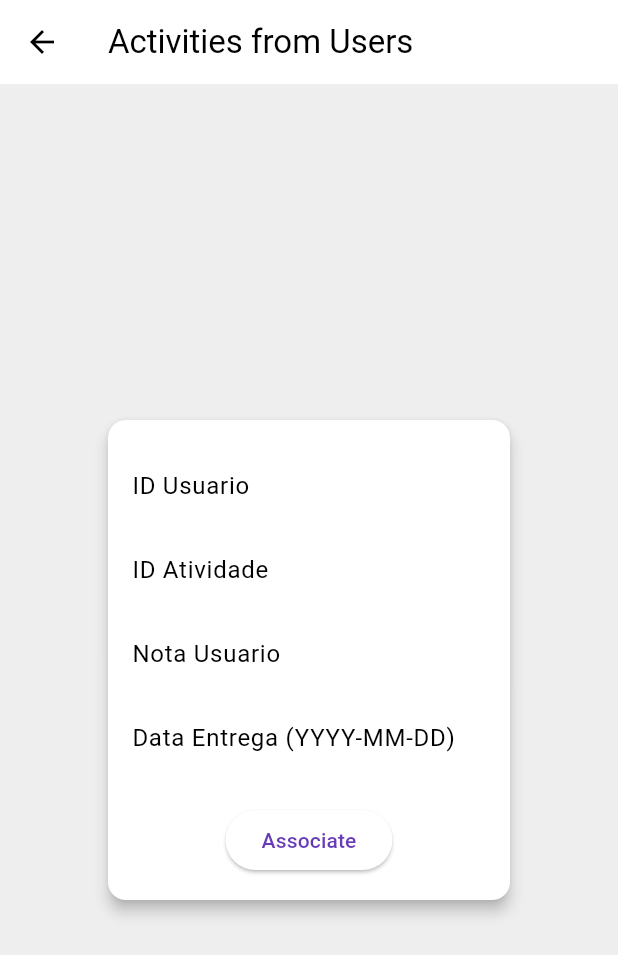
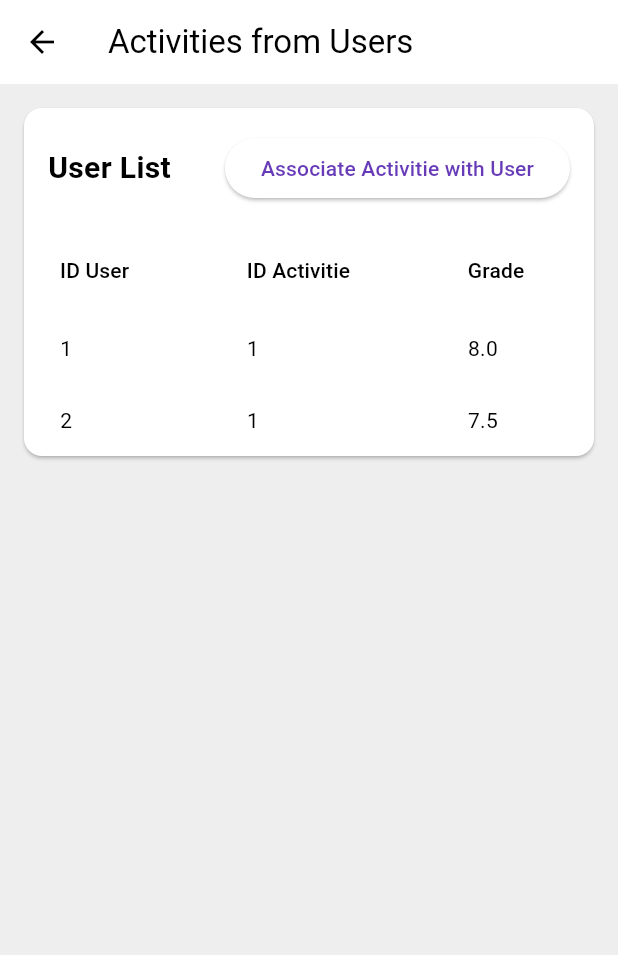
Before and after one commit to KozielGPC/opt120, a Flutter app: the screen it shows after launch, after a tap on "Activities from Users", on a phone screen of 412 x 824 dp. Shown: the top 955 px of the screen. Run offline on Flutter 3.47's test engine with Material 3 defaults, Android fonts, the phone set to English and light mode, and no system bars.

Commit message:
feat: add user has activity screen and service

```diff
--- /dev/null
+++ b/app/lib/user_has_activities_service.dart
@@ -0,0 +1,57 @@
+import 'package:app/api_service.dart';
+
+class UserHasActivitiesService {
+  static Future<List<List<String>>>  getAllUserHasActivities() async {
+    try {
+      // final response = await ApiService.get('user_has_activities');
+      // return List<Map<String, dynamic>>.from(response['user_has_activities']);
+      final List<Map<String, dynamic>> mockedUserHasActivities = [
+        {'id_usuario': 1, 'id_atividade': 1, 'nota_usuario': 8.0},
+        {'id_usuario': 2, 'id_atividade': 1, 'nota_usuario': 7.5},
+      ];
+
+      final List<List<String>> usersHasActivitiesList = mockedUserHasActivities.map((user) {
+        return [user['id_usuario'].toString(), user['id_atividade'].toString(), user['nota_usuario'].toString()];
+      }).toList();
+      return usersHasActivitiesList;
+    } catch (e) {
+      print('Error fetching user-has-activities list: $e');
+      rethrow;
+    }
+  }
+
+  static Future<void> assignActivityToUser(int userId, int activityId, double userGrade) async {
+    try {
+      final payload = {
+        'id_usuario': userId,
+        'id_atividade': activityId,
+        'nota_usuario': userGrade,
+      };
+      await ApiService.post('user_has_activities', payload);
+    } catch (e) {
+      print('Error assigning activity to user: $e');
+      rethrow;
+    }
+  }
+
+  static Future<void> deleteUserActivityRelation(int userId, int activityId) async {
+    try {
+      await ApiService.delete('user_has_activities/$userId/$activityId');
+    } catch (e) {
+      print('Error deleting user activity relation: $e');
+      rethrow;
+    }
+  }
+
+  static Future<void> updateUserActivityGrade(int userId, int activityId, double userGrade) async {
+    try {
+      final payload = {
+        'nota_usuario': userGrade,
+      };
+      await ApiService.put('user_has_activities/$userId/$activityId', payload);
+    } catch (e) {
+      print('Error updating user activity grade: $e');
+      rethrow;
+    }
+  }
+}
--- a/app/lib/usuario_atividades_screen.dart
+++ b/app/lib/usuario_atividades_screen.dart
@@ -1,3 +1,5 @@
+import 'package:app/data_table_widget.dart';
+import 'package:app/user_has_activities_service.dart';
 import 'package:flutter/material.dart';
 
 class UsuarioAtividadesScreen extends StatefulWidget {
@@ -7,10 +9,29 @@ class UsuarioAtividadesScreen extends StatefulWidget {
 }
 
 class _UsuarioAtividadesScreenState extends State<UsuarioAtividadesScreen> {
+  List<List<String>> _usersHasActivitiesTableData = []; // Data for the table
+
   final TextEditingController _idUsuarioController = TextEditingController();
   final TextEditingController _idAtividadeController = TextEditingController();
   final TextEditingController _notaUsuarioController = TextEditingController();
   final TextEditingController _dataEntregaController = TextEditingController();
+
+  Future<void> _loadUsersHasActivities() async {
+    // Fetch atividade data from the backend
+    // For demonstration purposes, let's assume AtividadeService.getAtividadeList() returns a list of atividades
+    final userHasActivities =
+        await UserHasActivitiesService.getAllUserHasActivities();
+
+    setState(() {
+      _usersHasActivitiesTableData = userHasActivities;
+    });
+  }
+
+  @override
+  void initState() {
+    super.initState();
+    _loadUsersHasActivities(); // Load atividades when the screen initializes
+  }
 
   @override
   Widget build(BuildContext context) {
@@ -18,52 +39,48 @@ class _UsuarioAtividadesScreenState extends State<UsuarioAtividadesScreen> {
       appBar: AppBar(
         title: Text('Activities from Users'),
       ),
-        body: Center(
-          child: ConstrainedBox(
-              constraints: BoxConstraints(maxWidth: 300),
+      body: SingleChildScrollView(
+        child: Center(
           child: Card(
             margin: EdgeInsets.all(16),
-                elevation: 4,
-                child: Padding(
+            child: Column(
+              crossAxisAlignment: CrossAxisAlignment.stretch,
+              children: [
+                Padding(
                   padding: const EdgeInsets.all(16.0),
-                  child: Column(
-                    mainAxisSize: MainAxisSize.min,
+                  child: Row(
+                    mainAxisAlignment: MainAxisAlignment.spaceBetween,
                     children: [
-                      TextFormField(
-                        controller: _idUsuarioController,
-                        decoration: InputDecoration(labelText: 'ID Usuario'),
-                        keyboardType: TextInputType.number,
+                      Text(
+                        'User List',
+                        style: TextStyle(
+                          fontSize: 20.0,
+                          fontWeight: FontWeight.bold,
                         ),
-                      TextFormField(
-                        controller: _idAtividadeController,
-                        decoration: InputDecoration(labelText: 'ID Atividade'),
-                        keyboardType: TextInputType.number,
                       ),
-                      TextFormField(
-                        controller: _notaUsuarioController,
-                        decoration: InputDecoration(labelText: 'Nota Usuario'),
-                        keyboardType: TextInputType.number,
-                      ),
-                      TextFormField(
-                        controller: _dataEntregaController,
-                        decoration: InputDecoration(
-                            labelText: 'Data Entrega (YYYY-MM-DD)'),
-                      ),
-                      SizedBox(height: 16),
                       ElevatedButton(
                         onPressed: () {
-                          _associateUsuarioAtividade();
+                          _showCreateUserHasActivityModal(context);
                         },
-                        child: Text('Associate'),
+                        child: Text('Associate Activitie with User'),
                       ),
                     ],
                   ),
                 ),
-              )),
-        ));
+                DataTableWidget(
+                  // Display the table of atividades
+                  fieldNames: ['ID User', 'ID Activitie', 'Grade'],
+                  inputData: _usersHasActivitiesTableData,
+                ),
+              ],
+            ),
+          ),
+        ),
+      ),
+    );
   }
 
-  void _associateUsuarioAtividade() {
+  void _associateUsuarioAtividade(BuildContext context) async {
     final int idUsuario = int.tryParse(_idUsuarioController.text) ?? 0;
     final int idAtividade = int.tryParse(_idAtividadeController.text) ?? 0;
     final double notaUsuario =
@@ -75,17 +92,21 @@ class _UsuarioAtividadesScreenState extends State<UsuarioAtividadesScreen> {
       return;
     }
 
-    print('ID Usuario: $idUsuario');
-    print('ID Atividade: $idAtividade');
-    print('Nota Usuario: $notaUsuario');
-    print('Data Entrega: $dataEntrega');
+    try {
+      await UserHasActivitiesService.assignActivityToUser(
+          idAtividade, idUsuario, notaUsuario);
+
+      await _loadUsersHasActivities();
 
       _idUsuarioController.clear();
       _idAtividadeController.clear();
       _notaUsuarioController.clear();
       _dataEntregaController.clear();
-
-    _showSuccess('Usuario and Atividade associated successfully');
+      Navigator.of(context).pop(); // Close the modal
+    } catch (e) {
+      // Handle error
+      print('Error creating user has activity: $e');
+    }
   }
 
   void _showError(String message) {
@@ -105,4 +126,52 @@ class _UsuarioAtividadesScreenState extends State<UsuarioAtividadesScreen> {
       ),
     );
   }
+
+  void _showCreateUserHasActivityModal(BuildContext context) {
+    showDialog(
+      context: context,
+      builder: (BuildContext context) {
+        return AlertDialog(
+          title: Text('Create User Has Activitie'),
+          content: SingleChildScrollView(
+            child: Column(
+              crossAxisAlignment: CrossAxisAlignment.start,
+              children: [
+                TextFormField(
+                  controller: _idUsuarioController,
+                  decoration: InputDecoration(labelText: 'ID User'),
+                ),
+                TextFormField(
+                  controller: _idAtividadeController,
+                  decoration: InputDecoration(labelText: 'ID Activity'),
+                ),
+                TextFormField(
+                  controller: _notaUsuarioController,
+                  decoration: InputDecoration(labelText: 'Grade'),
+                ),
+                TextFormField(
+                  controller: _dataEntregaController,
+                  decoration: InputDecoration(labelText: 'Send date'),
+                ),
+              ],
+            ),
+          ),
+          actions: [
+            TextButton(
+              onPressed: () {
+                Navigator.of(context).pop(); // Close the dialog
+              },
+              child: Text('Cancel'),
+            ),
+            ElevatedButton(
+              onPressed: () {
+                _associateUsuarioAtividade(context);
+              },
+              child: Text('Create'),
+            ),
+          ],
+        );
+      },
+    );
   }
+}
```
Lines whose indentation alone changed are shown as unchanged.
